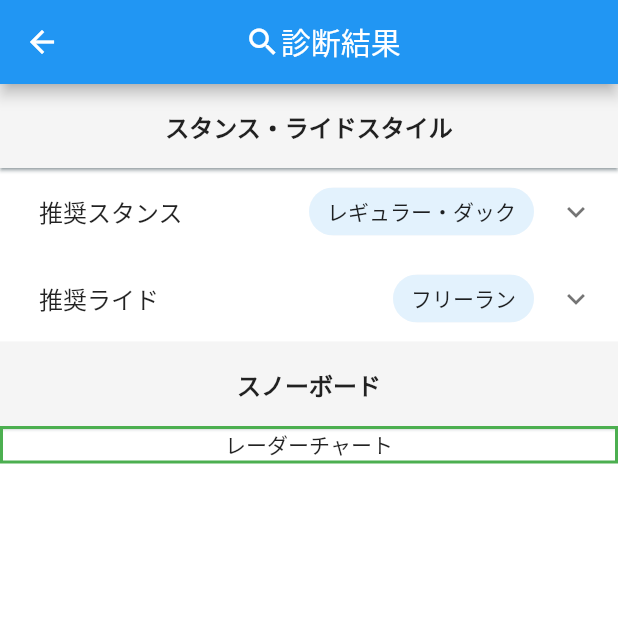
After one commit to hata8341/flutter-snow_board_selecter, a Flutter app: the DiagnoseResultPage screen opened by its route, on a phone screen of 412 x 824 dp, the top half of it. The commit adds this screen. Run offline on Flutter 3.47's test engine with Material 2 defaults, Android fonts, the light colour scheme and no system bars; our stand-ins replace awesome_dialog, firebase_analytics, firebase_core, firebase_crashlytics, flutter_hooks, gap and 1 more; missing offline and left inert: flutter_weather_bg_null_safety; accounts and stored records are empty.

Commit message:
#27 スタンス＿ライドスタイル項目の作成

```diff
--- a/lib/app.dart
+++ b/lib/app.dart
@@ -3,6 +3,7 @@ import 'package:flutter_hooks/flutter_hooks.dart';
 import 'package:hooks_riverpod/hooks_riverpod.dart';
 import 'package:sbselector/firebase/firebase_analytics_config.dart';
 import 'package:sbselector/views/diagnose/diagnose_content.dart';
+import 'package:sbselector/views/diagnose/diagnose_result.dart';
 
 import 'firebase/firebase_crashlytics_config.dart';
 import 'views/diagnose/diagnose_top.dart';
@@ -45,7 +46,7 @@ class MyApp extends HookConsumerWidget {
       routes: {
         '/diagnoseTop': (context) => DiagnoseTopPage(),
         '/diagnoseContent': (context) => const DiagnoseContentPage(),
-
+        '/diagnoseResult': (context) => DiagnoseResultPage(),
       },
     );
   }
--- a/lib/views/diagnose/diagnose_content.dart
+++ b/lib/views/diagnose/diagnose_content.dart
@@ -26,47 +26,6 @@ class DiagnoseContentPage extends HookConsumerWidget {
       print('新しい値$newValue');
       if (newValue == 1.0) {
         print('5です');
-        // AwesomeDialog(
-        //   context: context,
-        //   dialogType: DialogType.INFO_REVERSED,
-        //   borderSide: const BorderSide(
-        //     color: Colors.green,
-        //     width: 2,
-        //   ),
-        //   width: 280,
-        //   buttonsBorderRadius: const BorderRadius.all(
-        //     Radius.circular(2),
-        //   ),
-        //   dismissOnTouchOutside: true,
-        //   dismissOnBackKeyPress: false,
-        //   onDissmissCallback: (type) {
-        //     ScaffoldMessenger.of(context).showSnackBar(
-        //       SnackBar(
-        //         content: Text('Dismissed by $type'),
-        //       ),
-        //     );
-        //   },
-        //   headerAnimationLoop: false,
-        //   animType: AnimType.BOTTOMSLIDE,
-        //   title: 'INFO',
-        //   desc: 'This Dialog can be dismissed touching outside',
-        //   showCloseIcon: true,
-        //   btnCancelOnPress: () {},
-        //   btnOkOnPress: () {},
-        // ).show();
-        // AwesomeDialog(
-        //   context: context,
-        //   animType: AnimType.SCALE,
-        //   dialogType: DialogType.INFO,
-        //   body: const Center(
-        //     child: Text(
-        //       'If the body is specified, then title and description will be ignored, this allows to further customize the dialogue.',
-        //       style: TextStyle(fontStyle: FontStyle.italic),
-        //     ),
-        //   ),
-        //   title: 'This is Ignored',
-        //   desc: 'This is also Ignored',
-        // ).show();
         AwesomeDialog(
           context: context,
           animType: AnimType.SCALE,
@@ -80,6 +39,7 @@ class DiagnoseContentPage extends HookConsumerWidget {
           btnOkText: "結果画面へ",
           btnOkOnPress: () {
             debugPrint('OnClcik');
+            Navigator.pushNamed(context, '/diagnoseResult');
           },
           btnOkIcon: Icons.check_circle,
           onDissmissCallback: (type) {
--- /dev/null
+++ b/lib/views/diagnose/diagnose_result.dart
@@ -0,0 +1,177 @@
+import 'package:flutter/material.dart';
+import 'package:flutter_weather_bg_null_safety/flutter_weather_bg.dart';
+import 'package:hooks_riverpod/hooks_riverpod.dart';
+
+// const gridColor = Color(0xff68739f);
+// const titleColor = Color(0xff8c95db);
+// const fashionColor = Color(0xffe15665);
+// const artColor = Color(0xff63e7e5);
+// const boxingColor = Color(0xff83dea7);
+// const entertainmentColor = Colors.white70;
+// const offRoadColor = Color(0xFFFFF59D);
+
+
+class DiagnoseResultPage extends HookConsumerWidget {
+  DiagnoseResultPage({Key? key}) : super(key: key);
+
+  String title = "診断結果";
+  final WeatherType sunny = WeatherType.sunny;
+  bool cute = false;
+  bool beautiful = false;
+
+  @override
+  Widget build(BuildContext context, WidgetRef ref) {
+    final Size screenSize = MediaQuery.of(context).size;
+    return Scaffold(
+      backgroundColor: Colors.white,
+      appBar: AppBar(
+        titleSpacing: screenSize.width * 0.26,
+        title: Row(
+          children: <Widget>[
+            const Icon(Icons.search),
+            Text(title),
+          ],
+        ),
+      ),
+      body: SafeArea(
+        child: ListView(
+          children: <Widget>[
+            // スタンス・ライドスタイル
+            Material(
+              elevation: 1.0,
+              shadowColor: Colors.blueGrey,
+              child: ListTile(
+                tileColor: Colors.grey[100],
+                title: Expanded(
+                  child: Row(
+                    mainAxisAlignment: MainAxisAlignment.center,
+                    children: const [
+                      Text(
+                        'スタンス・ライドスタイル',
+                        style: TextStyle(
+                          fontWeight: FontWeight.bold,
+                        ),
+                      ),
+                    ],
+                  ),
+                ),
+              ),
+            ),
+
+            ExpansionTile(
+              title: Expanded(
+                child: Container(
+                  padding: const EdgeInsets.only(
+                    left: 10,
+                  ),
+                  child: Row(
+                    mainAxisAlignment: MainAxisAlignment.spaceBetween,
+                    children: [
+                      const Text('推奨スタンス'),
+                      Chip(
+                        backgroundColor: Colors.blue[50],
+                        label: const Text(
+                          'レギュラー・ダック',
+                        ),
+                      ),
+                    ],
+                  ),
+                ),
+              ),
+              onExpansionChanged: (bool changed) {
+                // setState(() {
+                //   cute = false;
+                //   beautiful = changed;
+              },
+              children: <Widget>[
+                CheckboxListTile(
+                  value: cute,
+                  onChanged: (checked) {
+                    // setState(() {
+                    //   cute = checked!;
+                    // });
+                  },
+                  title: const Text('可愛い系'),
+                ),
+                CheckboxListTile(
+                  value: beautiful,
+                  onChanged: (checked) {
+                    // setState(() {
+                    //   beautiful = checked!;
+                    // });
+                  },
+                  title: const Text('美人系'),
+                ),
+              ],
+            ),
+            ExpansionTile(
+              title: Expanded(
+                child: Container(
+                  padding: const EdgeInsets.only(
+                    left: 10,
+                  ),
+                  child: Row(
+                    mainAxisAlignment: MainAxisAlignment.spaceBetween,
+                    children: [
+                      const Text('推奨ライド'),
+                      Chip(
+                        backgroundColor: Colors.blue[50],
+                        label: const Text(
+                          'フリーラン',
+                        ),
+                      ),
+                    ],
+                  ),
+                ),
+              ),
+              onExpansionChanged: (bool changed) {
+                // setState(() {
+                //   cute = false;
+                //   beautiful = changed;
+              },
+              children: const <Widget>[
+                SizedBox(
+                  height: 50,
+                  child: Text('あなたはフリーランでライドスタイルを楽しむ傾向があります'),
+                ),
+              ],
+            ),
+            Material(
+              elevation: 1.0,
+              shadowColor: Colors.blueGrey,
+              child: ListTile(
+                tileColor: Colors.grey[100],
+                title: Expanded(
+                  child: Row(
+                    mainAxisAlignment: MainAxisAlignment.center,
+                    children: const [
+                      Text(
+                        'スノーボード',
+                        style: TextStyle(
+                          fontWeight: FontWeight.bold,
+                        ),
+                      ),
+                    ],
+                  ),
+                ),
+              ),
+            ),
+            Expanded(
+              child: Container(
+                decoration: BoxDecoration(
+                  border: Border.all(
+                    color: Colors.green,
+                    width: 2,
+                  ),
+                ),
+                child: const Center(
+                  child: Text('レーダーチャート'),
+                ),
+              ),
+            )
+          ],
+        ),
+      ),
+    );
+  }
+}
--- a/pubspec.yaml
+++ b/pubspec.yaml
@@ -47,6 +47,7 @@ dependencies:
   bubble: ^1.2.1
   gap: ^2.0.0
   awesome_dialog: ^2.2.1
+  fl_chart: ^0.50.6
 
 dev_dependencies:
   flutter_test:
```
Also changed, not shown: pubspec.lock.
